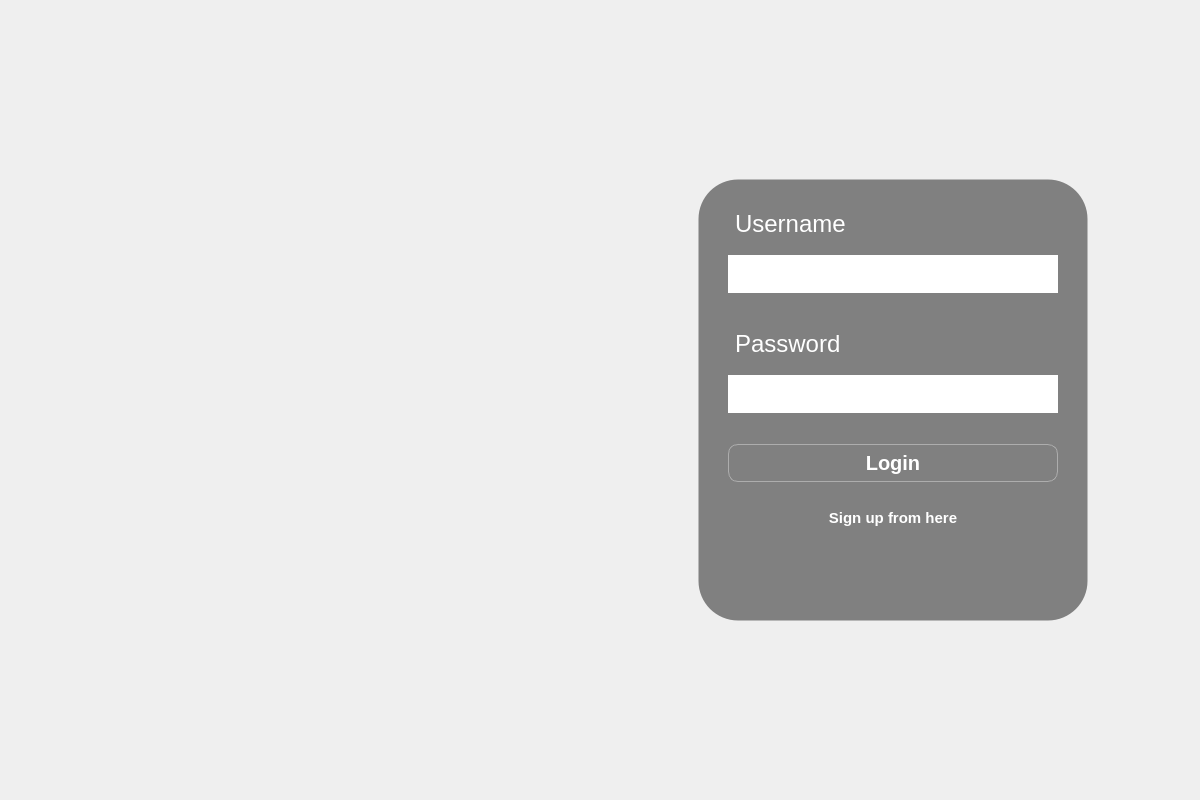
The window that K/login.ui (burr1to/kaizen) describes before a commit, drawn with Qt 5.
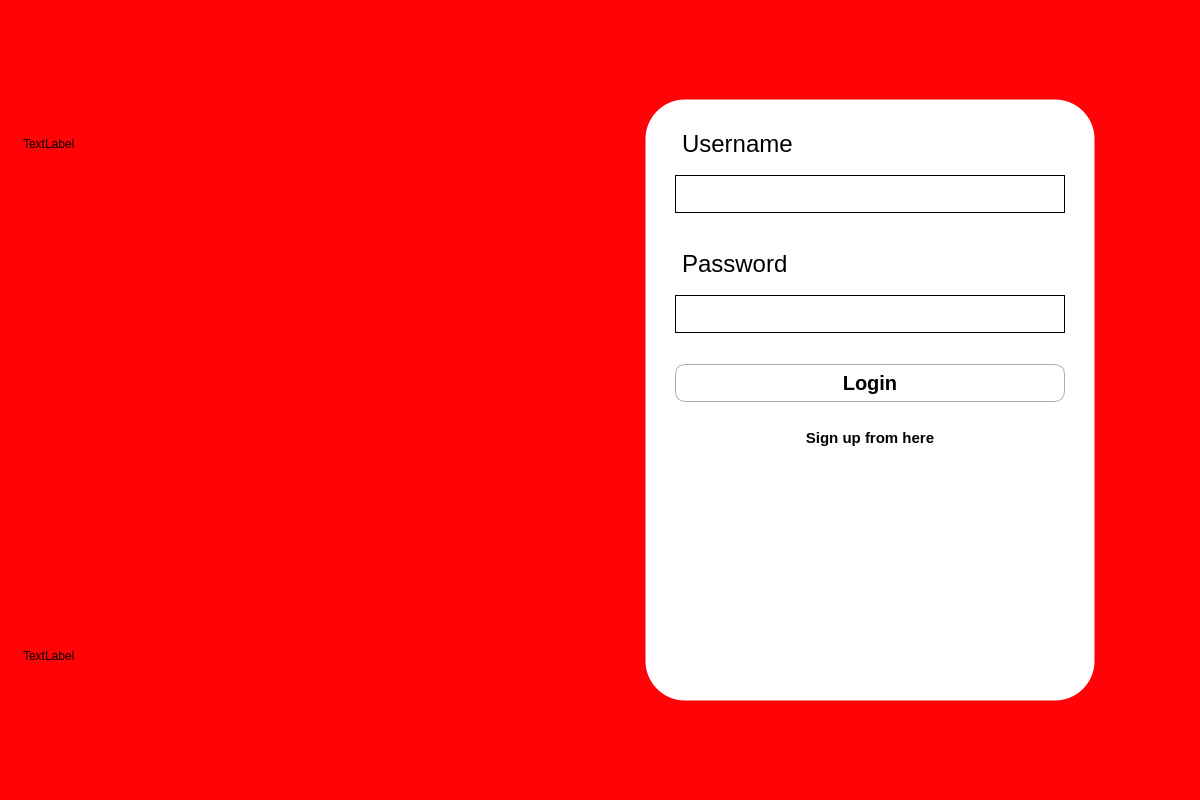
The same window after the commit. Icons and pictures are not drawn.

What changed in the file:
```diff
--- a/K/login.ui
+++ b/K/login.ui
@@ -16,6 +16,12 @@
     <height>0</height>
    </size>
   </property>
+  <property name="baseSize">
+   <size>
+    <width>1920</width>
+    <height>1080</height>
+   </size>
+  </property>
   <property name="windowTitle">
    <string>Login</string>
   </property>
@@ -29,7 +35,7 @@
 
 </string>
   </property>
-  <widget class="QWidget" name="centralwidget">
+  <widget class="QWidget" name="loginwidget">
    <property name="minimumSize">
     <size>
      <width>500</width>
@@ -43,7 +49,7 @@
     </size>
    </property>
    <property name="styleSheet">
-    <string notr="true"/>
+    <string notr="true">#loginwidget{background-color: rgb(255, 3, 7);}</string>
    </property>
    <layout class="QHBoxLayout" name="horizontalLayout">
     <item>
@@ -60,36 +66,67 @@
       <property name="frameShadow">
        <enum>QFrame::Raised</enum>
       </property>
+      <layout class="QGridLayout" name="gridLayout">
+       <item row="1" column="0" alignment="Qt::AlignHCenter">
+        <widget class="QLabel" name="label">
+         <property name="styleSheet">
+          <string notr="true"/>
+         </property>
+         <property name="text">
+          <string/>
+         </property>
+         <property name="pixmap">
+          <pixmap resource="src_img.qrc">:/images/src_images/Kaizen_logo.png</pixmap>
+         </property>
+        </widget>
+       </item>
+       <item row="2" column="0">
+        <widget class="QLabel" name="label_2">
+         <property name="text">
+          <string>TextLabel</string>
+         </property>
+        </widget>
+       </item>
+       <item row="0" column="0">
+        <widget class="QLabel" name="label_3">
+         <property name="text">
+          <string>TextLabel</string>
+         </property>
+        </widget>
+       </item>
+      </layout>
      </widget>
     </item>
     <item>
      <widget class="QFrame" name="loginframe">
       <property name="sizePolicy">
-       <sizepolicy hsizetype="Preferred" vsizetype="Preferred">
-        <horstretch>4</horstretch>
+       <sizepolicy hsizetype="Fixed" vsizetype="Fixed">
+        <horstretch>5</horstretch>
         <verstretch>0</verstretch>
        </sizepolicy>
       </property>
       <property name="maximumSize">
        <size>
-        <width>442</width>
-        <height>442</height>
+        <width>602</width>
+        <height>602</height>
        </size>
       </property>
       <property name="styleSheet">
        <string notr="true">#loginframe{
-background-color:grey;
+background-color:white;
 border-radius:40px;
-max-width:440px;
-max-height:440px;
+max-width:600px;
+max-height:600px;
 }
 
 
 #username,#password
 {
 border-radius:20px;
-border:1px solid transparent;
+background:white;
+border:1px solid black;
 padding:10px;
+
 margin-bottom:10px;
 }
 
@@ -98,10 +135,11 @@
 border-radius:10px;
 border:1px solid rgb(173, 173, 173);
 padding:6px;
-color:white;
+color:black;
 margin-top:15px;
 font-size:20px;
 font-weight:bold;
+background:transparent;
 }
 
 #loginbutt:hover{
@@ -114,7 +152,8 @@
 #usr,#pswd{
 font-size:24px;
 margin-bottom:10px;
-color:white;
+color:black;
+background:transparent;
 }
 #pswd{
 margin-top:20px;
@@ -124,13 +163,15 @@
 border:1px solid transparent;
 padding:20px;
 font-size:15px;
-color:white;
+
+color:black;
 
 }
 
 #textdis{
 margin-bottom:5px;
-color:white;
+color:black;
+
 }
 </string>
       </property>
```
